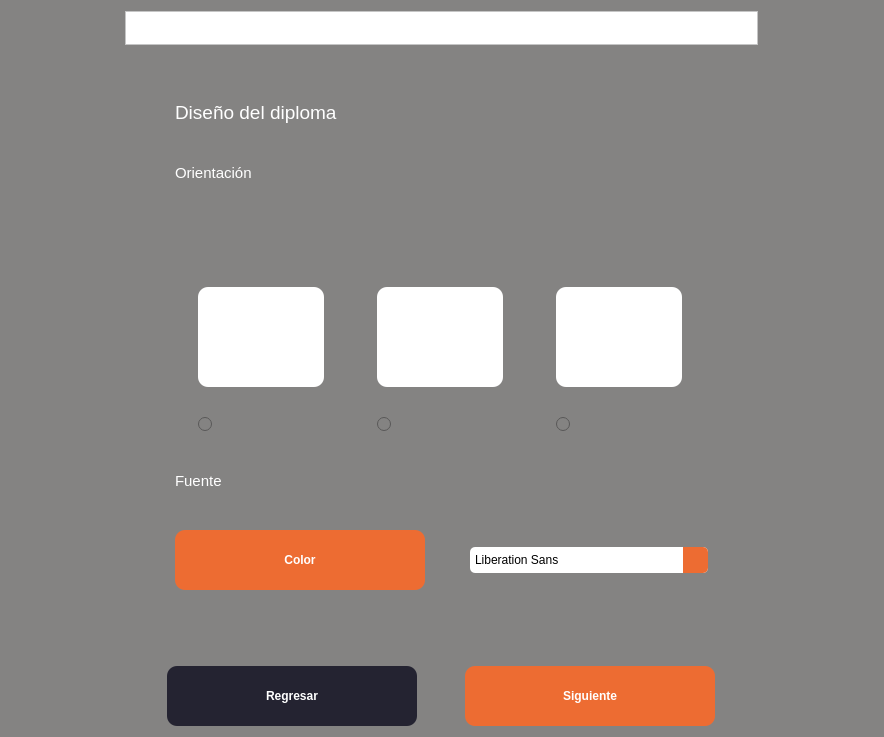
The window that ui/SeleccionTemplate.ui (RicarlOz/DiplomaGenerator) describes before a commit, drawn with Qt 5.
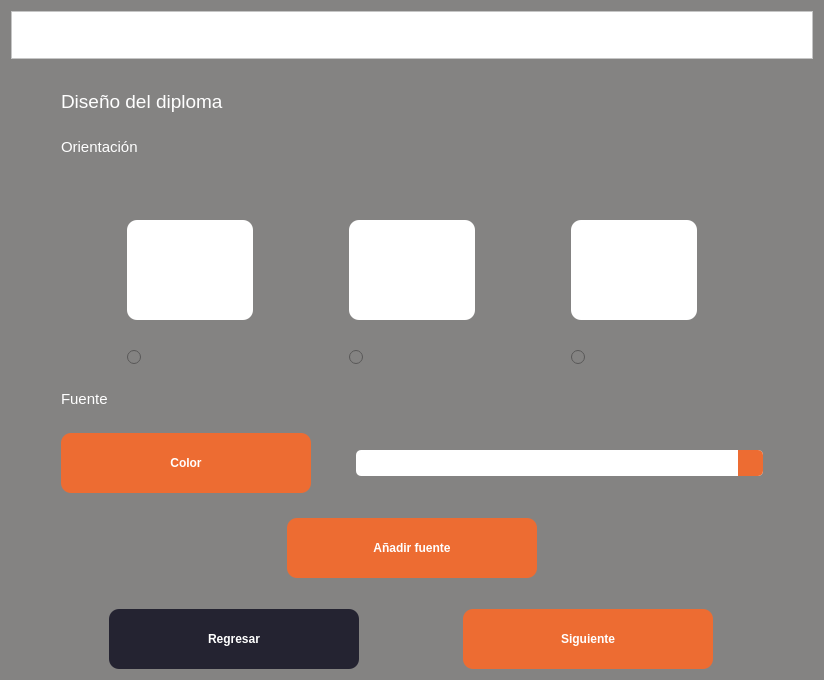
The same window after the commit. Icons and pictures are not drawn.

Commit message: CBox updated to available fonts, add font function added

Diff of the .ui file:
```diff
--- a/ui/SeleccionTemplate.ui
+++ b/ui/SeleccionTemplate.ui
@@ -6,8 +6,8 @@
    <rect>
     <x>0</x>
     <y>0</y>
-    <width>884</width>
-    <height>721</height>
+    <width>824</width>
+    <height>680</height>
    </rect>
   </property>
   <property name="palette">
@@ -435,8 +435,8 @@
    <string notr="true">color: white;
 background-color: rgb(132, 131, 130);</string>
   </property>
-  <layout class="QGridLayout" name="gridLayout">
-   <item row="0" column="0">
+  <layout class="QVBoxLayout" name="verticalLayout_3">
+   <item>
     <widget class="QFrame" name="frame">
      <property name="sizePolicy">
       <sizepolicy hsizetype="Preferred" vsizetype="Fixed">
@@ -492,22 +492,22 @@
      </layout>
     </widget>
    </item>
-   <item row="1" column="0">
+   <item>
     <layout class="QVBoxLayout" name="verticalLayout_4">
      <property name="spacing">
-      <number>40</number>
+      <number>25</number>
      </property>
      <property name="leftMargin">
       <number>50</number>
      </property>
      <property name="topMargin">
-      <number>50</number>
+      <number>25</number>
      </property>
      <property name="rightMargin">
       <number>50</number>
      </property>
      <property name="bottomMargin">
-      <number>70</number>
+      <number>25</number>
      </property>
      <item>
       <widget class="QLabel" name="label_2">
@@ -553,39 +553,18 @@
        </item>
        <item>
         <widget class="QLabel" name="label">
-         <property name="sizePolicy">
-          <sizepolicy hsizetype="Minimum" vsizetype="Fixed">
-           <horstretch>0</horstretch>
-           <verstretch>0</verstretch>
-          </sizepolicy>
-         </property>
-         <property name="minimumSize">
-          <size>
-           <width>60</width>
-           <height>25</height>
-          </size>
-         </property>
          <property name="maximumSize">
           <size>
-           <width>600</width>
-           <height>25</height>
+           <width>700</width>
+           <height>30</height>
           </size>
          </property>
-         <property name="focusPolicy">
-          <enum>Qt::StrongFocus</enum>
-         </property>
-         <property name="autoFillBackground">
-          <bool>false</bool>
-         </property>
          <property name="frameShape">
           <enum>QFrame::NoFrame</enum>
          </property>
          <property name="text">
           <string/>
          </property>
-         <property name="textFormat">
-          <enum>Qt::PlainText</enum>
-         </property>
          <property name="pixmap">
           <pixmap>../images/LabelColors.png</pixmap>
          </property>
@@ -595,9 +574,6 @@
          <property name="alignment">
           <set>Qt::AlignCenter</set>
          </property>
-         <property name="wordWrap">
-          <bool>false</bool>
-         </property>
         </widget>
        </item>
       </layout>
@@ -814,7 +790,7 @@
           </widget>
          </item>
          <item>
-          <widget class="QFontComboBox" name="fontBox">
+          <widget class="QComboBox" name="cbFont">
            <property name="styleSheet">
             <string notr="true">QComboBox{
     border: none;
@@ -840,10 +816,10 @@
 
 QListView{
     border: none;
-    color: rgb(87, 96, 134);
+    color: rgb(132, 131, 130);
     background-color: rgb(255, 255, 255);
     font-weight: bold;
-    selection-background-color: rgb(47, 175, 178);
+    selection-background-color: rgb(237, 108, 50);
     show-decoration-selected: 1;
     margin-left: -10px;
     padding-left: 15px;
@@ -854,8 +830,39 @@
     border: none;
 }</string>
            </property>
-           <property name="editable">
-            <bool>false</bool>
+          </widget>
+         </item>
+        </layout>
+       </item>
+       <item>
+        <layout class="QHBoxLayout" name="horizontalLayout_3">
+         <item>
+          <widget class="QPushButton" name="btnAddFont">
+           <property name="sizePolicy">
+            <sizepolicy hsizetype="Maximum" vsizetype="Fixed">
+             <horstretch>0</horstretch>
+             <verstretch>0</verstretch>
+            </sizepolicy>
+           </property>
+           <property name="minimumSize">
+            <size>
+             <width>250</width>
+             <height>60</height>
+            </size>
+           </property>
+           <property name="font">
+            <font>
+             <pointsize>9</pointsize>
+             <weight>75</weight>
+             <bold>true</bold>
+            </font>
+           </property>
+           <property name="styleSheet">
+            <string notr="true">background-color: rgb(237, 108, 50);
+border-radius: 10px</string>
+           </property>
+           <property name="text">
+            <string>Añadir fuente</string>
            </property>
           </widget>
          </item>
@@ -865,7 +872,7 @@
      </item>
     </layout>
    </item>
-   <item row="2" column="0">
+   <item>
     <layout class="QHBoxLayout" name="horizontalLayout">
      <item>
       <widget class="QPushButton" name="btnBack">
```
Left out of the diff: 4 changed lines with no effect on the pictures. The commit also changes 15 other files.
